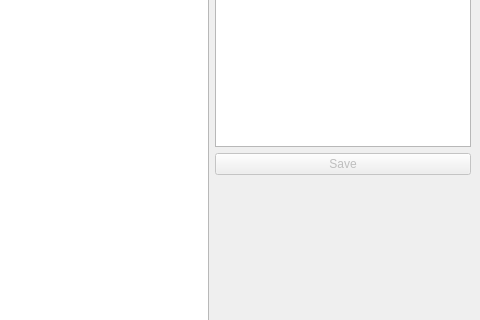
ErdKoc/PDF-Editor, file mainwindow.ui: the form before one commit; both pictures show x 515 to 995 and y 128 to 448 of the 995 by 600 pixel window.
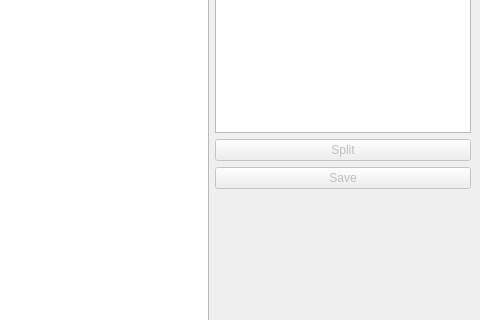
The form after the commit.

Diff of the .ui file:
```diff
--- a/mainwindow.ui
+++ b/mainwindow.ui
@@ -60,6 +60,16 @@
         </property>
        </widget>
       </item>
+      <item>
+       <widget class="QPushButton" name="splitButton">
+        <property name="enabled">
+         <bool>false</bool>
+        </property>
+        <property name="text">
+         <string>Split</string>
+        </property>
+       </widget>
+      </item>
       <item>
        <widget class="QPushButton" name="saveButton">
         <property name="enabled">
```
